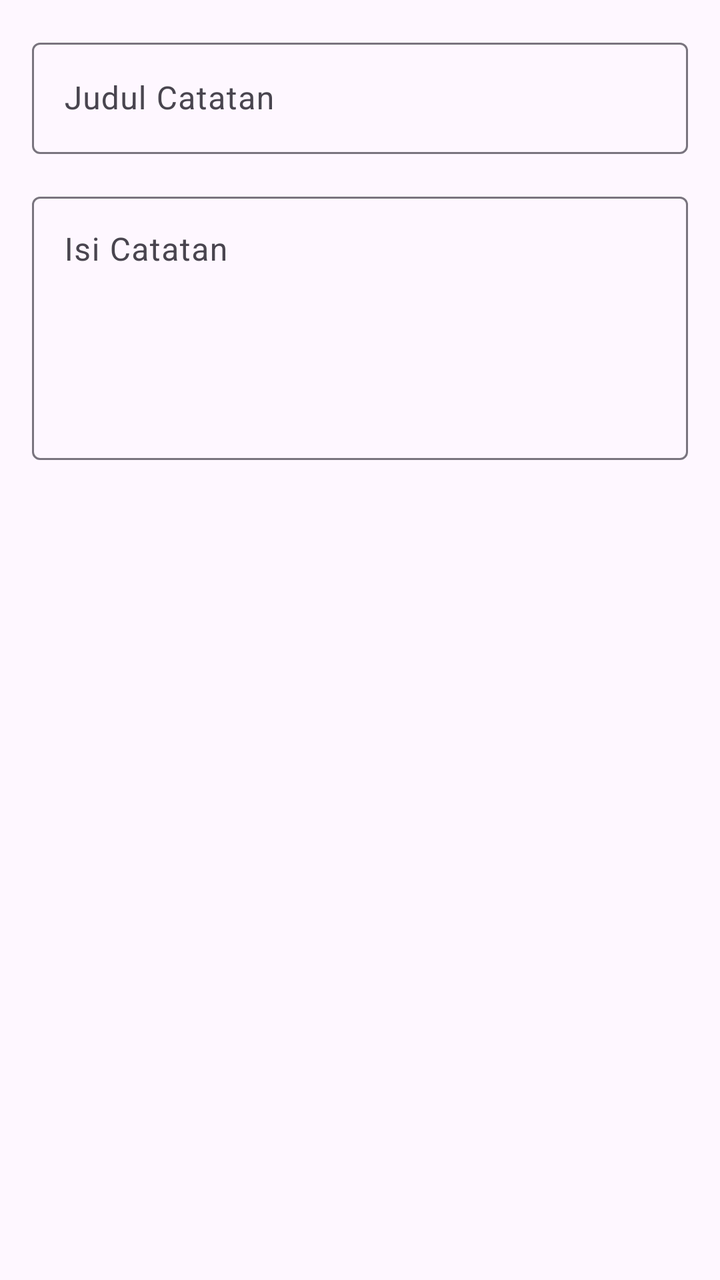
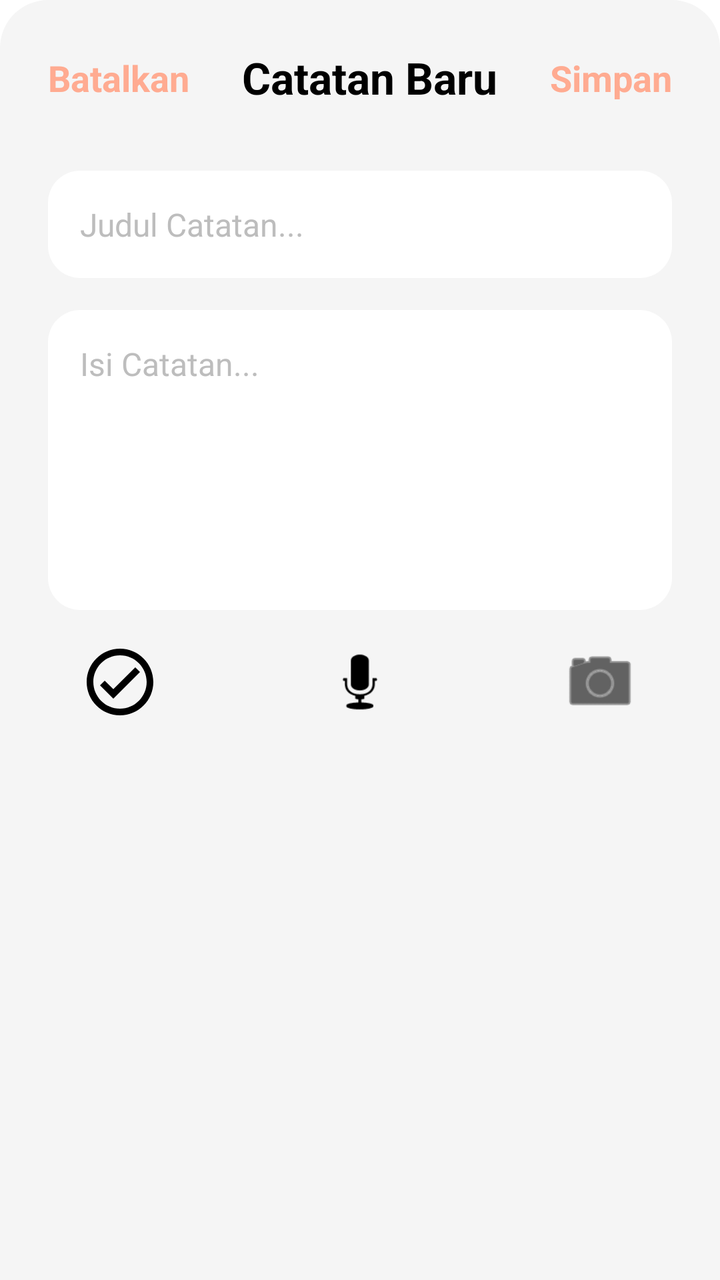

Screens rendered from an Android XML layout before and after an edit, with the pre-edit source and the edit as a unified diff.
<!-- AndroidManifest.xml: application theme Theme.CatatIn -->
<!-- res/layout/dialog_add_note.xml -->
<?xml version="1.0" encoding="utf-8"?>
<LinearLayout xmlns:android="http://schemas.android.com/apk/res/android"
    android:layout_width="match_parent"
    android:layout_height="wrap_content"
    android:orientation="vertical"
    android:padding="16dp">

    <com.google.android.material.textfield.TextInputLayout
        android:layout_width="match_parent"
        android:layout_height="wrap_content"
        android:layout_marginBottom="16dp"
        android:hint="Judul Catatan">

        <com.google.android.material.textfield.TextInputEditText
            android:id="@+id/etNoteTitle"
            android:layout_width="match_parent"
            android:layout_height="wrap_content"
            android:inputType="text"
            android:maxLines="1" />

    </com.google.android.material.textfield.TextInputLayout>

    <com.google.android.material.textfield.TextInputLayout
        android:layout_width="match_parent"
        android:layout_height="wrap_content"
        android:hint="Isi Catatan">

        <com.google.android.material.textfield.TextInputEditText
            android:id="@+id/etNoteContent"
            android:layout_width="match_parent"
            android:layout_height="wrap_content"
            android:inputType="textMultiLine"
            android:lines="5"
            android:gravity="top" />

    </com.google.android.material.textfield.TextInputLayout>

</LinearLayout>
<!-- resources referenced by this layout -->
<resources>
  <style name="Theme.CatatIn" parent="Theme.Material3.DayNight">
          
          <item name="colorPrimary">@color/purple_500</item>
          <item name="colorPrimaryVariant">@color/purple_700</item>
          <item name="colorOnPrimary">@color/white</item>
          
          <item name="colorSecondary">@color/teal_200</item>
          <item name="colorSecondaryVariant">@color/teal_700</item>
          <item name="colorOnSecondary">@color/black</item>
          
          <item name="android:statusBarColor">?attr/colorPrimaryVariant</item>
          
      </style>
  <color name="purple_500">#FF6200EE</color>
  <color name="purple_700">#FF3700B3</color>
  <color name="white">#FFFFFFFF</color>
  <color name="teal_200">#FF03DAC5</color>
  <color name="teal_700">#FF018786</color>
  <color name="black">#FF000000</color>
</resources>

<!-- the commit's change to res/layout/dialog_add_note.xml (unified diff, before → after) -->
@@ -1,38 +1,120 @@
 <?xml version="1.0" encoding="utf-8"?>
-<LinearLayout xmlns:android="http://schemas.android.com/apk/res/android"
+<LinearLayout
+    xmlns:android="http://schemas.android.com/apk/res/android"
+    xmlns:app="http://schemas.android.com/apk/res-auto"
     android:layout_width="match_parent"
     android:layout_height="wrap_content"
     android:orientation="vertical"
-    android:padding="16dp">
+    android:background="@drawable/bg_bottom_sheet"
+    android:paddingBottom="16dp">
 
-    <com.google.android.material.textfield.TextInputLayout
+    <androidx.constraintlayout.widget.ConstraintLayout
+        android:id="@+id/headerContainer"
         android:layout_width="match_parent"
         android:layout_height="wrap_content"
-        android:layout_marginBottom="16dp"
-        android:hint="Judul Catatan">
+        android:paddingHorizontal="24dp"
+        android:paddingTop="24dp"
+        android:paddingBottom="16dp">
 
-        <com.google.android.material.textfield.TextInputEditText
-            android:id="@+id/etNoteTitle"
-            android:layout_width="match_parent"
+        <TextView
+            android:id="@+id/btnCancel"
+            android:layout_width="wrap_content"
             android:layout_height="wrap_content"
-            android:inputType="text"
-            android:maxLines="1" />
+            android:text="Batalkan"
+            android:textColor="#FFAB91"
+            android:textStyle="bold"
+            android:textSize="18sp"
+            app:layout_constraintStart_toStartOf="parent"
+            app:layout_constraintTop_toTopOf="parent"
+            app:layout_constraintBottom_toBottomOf="parent"/>
 
-    </com.google.android.material.textfield.TextInputLayout>
+        <TextView
+            android:layout_width="wrap_content"
+            android:layout_height="wrap_content"
+            android:text="Catatan Baru"
+            android:textColor="#000000"
+            android:textStyle="bold"
+            android:textSize="22sp"
+            app:layout_constraintStart_toEndOf="@id/btnCancel"
+            app:layout_constraintEnd_toStartOf="@id/btnSave"
+            app:layout_constraintTop_toTopOf="parent"
+            app:layout_constraintBottom_toBottomOf="parent"/>
 
-    <com.google.android.material.textfield.TextInputLayout
+        <TextView
+            android:id="@+id/btnSave"
+            android:layout_width="wrap_content"
+            android:layout_height="wrap_content"
+            android:text="Simpan"
+            android:textColor="#FFAB91"
+            android:textStyle="bold"
+            android:textSize="18sp"
+            app:layout_constraintEnd_toEndOf="parent"
+            app:layout_constraintTop_toTopOf="parent"
+            app:layout_constraintBottom_toBottomOf="parent"/>
+
+    </androidx.constraintlayout.widget.ConstraintLayout>
+
+    <EditText
+        android:id="@+id/etNoteTitle"
         android:layout_width="match_parent"
         android:layout_height="wrap_content"
-        android:hint="Isi Catatan">
+        android:layout_marginHorizontal="24dp"
+        android:layout_marginTop="16dp"
+        android:background="@drawable/bg_white_rounded"
+        android:hint="Judul Catatan..."
+        android:padding="16dp"
+        android:textSize="16sp"
+        android:textColor="#000000"
+        android:textColorHint="#BDBDBD"
+        android:inputType="textCapSentences"/>
 
-        <com.google.android.material.textfield.TextInputEditText
-            android:id="@+id/etNoteContent"
-            android:layout_width="match_parent"
-            android:layout_height="wrap_content"
-            android:inputType="textMultiLine"
-            android:lines="5"
-            android:gravity="top" />
+    <EditText
+        android:id="@+id/etNoteContent"
+        android:layout_width="match_parent"
+        android:layout_height="150dp"
+        android:layout_marginHorizontal="24dp"
+        android:layout_marginTop="16dp"
+        android:background="@drawable/bg_white_rounded"
+        android:hint="Isi Catatan..."
+        android:gravity="top|start"
+        android:padding="16dp"
+        android:textSize="16sp"
+        android:textColor="#000000"
+        android:textColorHint="#BDBDBD"
+        android:inputType="textMultiLine"/>
 
-    </com.google.android.material.textfield.TextInputLayout>
+    <LinearLayout
+        android:id="@+id/bottomActions"
+        android:layout_width="match_parent"
+        android:layout_height="wrap_content"
+        android:orientation="horizontal"
+        android:gravity="center"
+        android:paddingVertical="16dp"
+        android:background="#00FFFFFF">
+
+        <ImageView
+            android:id="@+id/btnActionChecklist"
+            android:layout_width="40dp"
+            android:layout_height="40dp"
+            android:src="@drawable/ic_check_circle_outline"
+            app:tint="#000000"
+            android:layout_weight="1"/>
+        <ImageView
+            android:id="@+id/btnActionMic"
+            android:layout_width="40dp"
+            android:layout_height="40dp"
+            android:src="@android:drawable/ic_btn_speak_now"
+            app:tint="#000000"
+            android:layout_weight="1"/>
+
+        <ImageView
+            android:id="@+id/btnActionCamera"
+            android:layout_width="40dp"
+            android:layout_height="40dp"
+            android:src="@android:drawable/ic_menu_camera"
+            app:tint="#000000"
+            android:layout_weight="1"/>
+
+    </LinearLayout>
 
 </LinearLayout>
<!-- resource entries referenced after the edit -->
@@ -1,6 +1,29 @@
 <!-- resources referenced by this layout -->
 <resources>
-  <style name="Theme.CatatIn" parent="Theme.Material3.DayNight">
+  <!-- drawable bg_bottom_sheet (drawable) -->
+  <?xml version="1.0" encoding="utf-8"?>
+  <shape xmlns:android="http://schemas.android.com/apk/res/android">
+      <solid android:color="#F5F5F5"/> <corners
+      android:topLeftRadius="24dp"
+      android:topRightRadius="24dp"/>
+  </shape>
+  <!-- drawable bg_white_rounded (drawable) -->
+  <?xml version="1.0" encoding="utf-8"?>
+  <shape xmlns:android="http://schemas.android.com/apk/res/android">
+      <solid android:color="#FFFFFF"/> <corners android:radius="16dp"/>
+  </shape>
+  <!-- drawable ic_check_circle_outline (drawable) -->
+  <?xml version="1.0" encoding="utf-8"?>
+  <vector xmlns:android="http://schemas.android.com/apk/res/android"
+      android:width="24dp"
+      android:height="24dp"
+      android:viewportWidth="24"
+      android:viewportHeight="24">
+      <path
+          android:pathData="M12,2C6.48,2 2,6.48 2,12s4.48,10 10,10 10,-4.48 10,-10S17.52,2 12,2zM12,20c-4.41,0 -8,-3.59 -8,-8s3.59,-8 8,-8 8,3.59 8,8 -3.59,8 -8,8zM16.59,7.58L10,14.17l-2.59,-2.58L6,13l4,4 8,-8z"
+          android:fillColor="#000000"/>
+  </vector>
+  <style name="Theme.CatatIn" parent="Theme.MaterialComponents.DayNight.NoActionBar">
           
           <item name="colorPrimary">@color/purple_500</item>
           <item name="colorPrimaryVariant">@color/purple_700</item>
